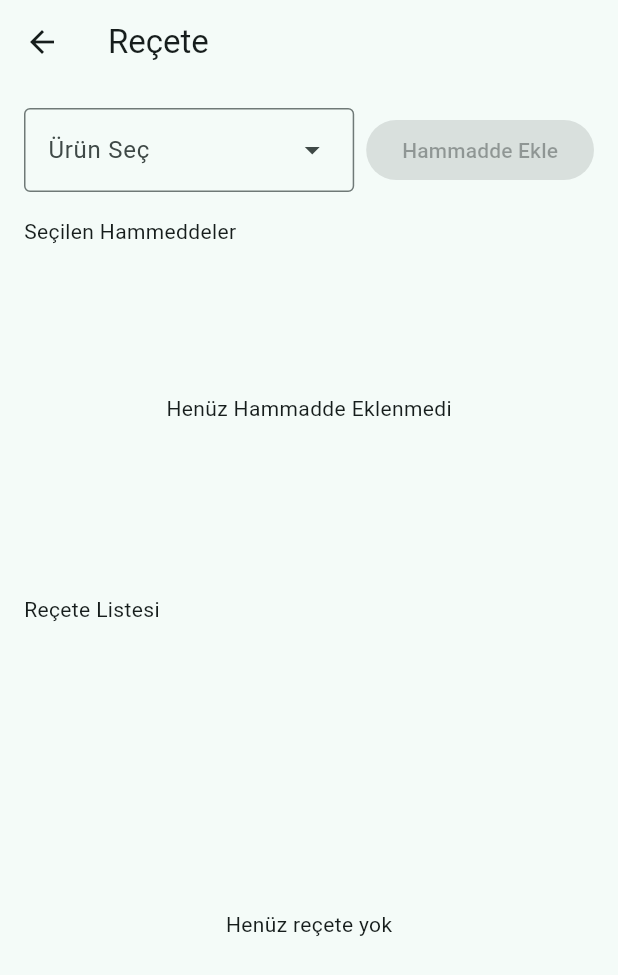
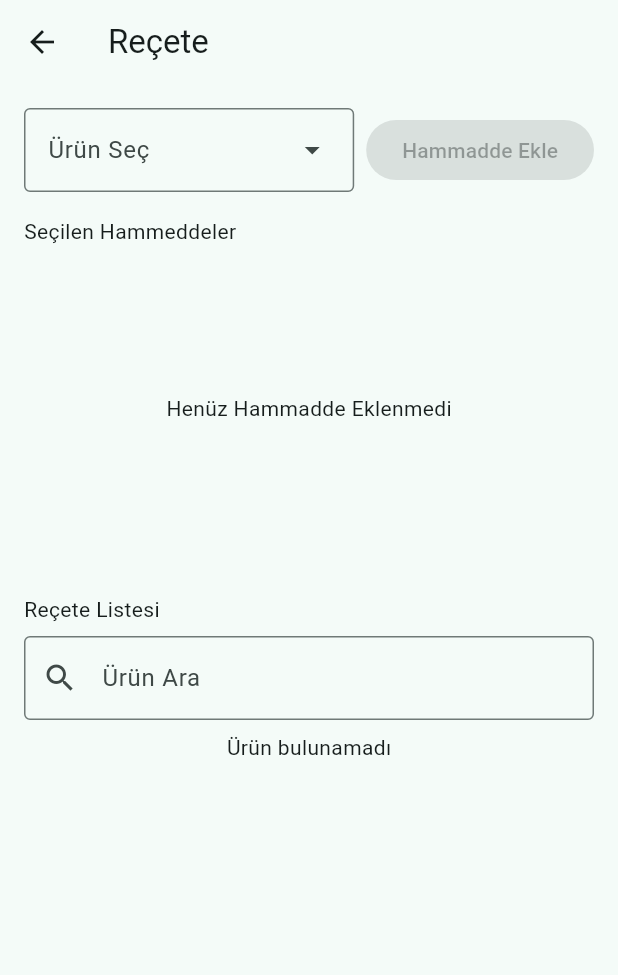
Before and after one commit to YFSCIbrahimYildiz/cost_calculator, a Flutter app: the RecipeScreen screen opened directly, on a phone screen of 412 x 824 dp. Shown: the top 975 px of the screen. Run offline on Flutter 3.47's test engine with Material 3 defaults, Android fonts, the phone set to English and light mode, and no system bars; our stand-ins replace sqflite; accounts and stored records are empty.

Commit message:
Recipe ekrani tamamlandi: filtre/arama + sayfa kaydirma (SingleChildScrollView)

```diff
--- a/lib/screens/recipe_screen.dart
+++ b/lib/screens/recipe_screen.dart
@@ -21,6 +21,8 @@ class _RecipeScreenState extends State<RecipeScreen> {
   List<RawMaterial> materials = [];
   List<RecipeDetails> selectedRecipes = [];
   List<ProductWithRecipes> allRecipes = [];
+  final searchController = TextEditingController();
+  String searchQuery = "";
   @override
   void initState() {
     super.initState();
@@ -40,10 +42,19 @@ class _RecipeScreenState extends State<RecipeScreen> {
 
   @override
   Widget build(BuildContext context) {
+    final filtredRecipes = searchQuery.isEmpty
+        ? allRecipes
+        : allRecipes.where((item) {
+            return item.productName.toLowerCase().contains(
+              searchQuery.toLowerCase(),
+            );
+          }).toList();
     return Scaffold(
+      resizeToAvoidBottomInset: true,
       appBar: AppBar(title: const Text("Reçete")),
       body: Padding(
         padding: const EdgeInsets.all(16),
+        child: SingleChildScrollView(
           child: Column(
             crossAxisAlignment: CrossAxisAlignment.stretch,
             children: [
@@ -105,17 +116,33 @@ class _RecipeScreenState extends State<RecipeScreen> {
               SizedBox(height: 24),
               const Text("Reçete Listesi"),
               const SizedBox(height: 8),
-            Expanded(
-              child: allRecipes.isEmpty
-                  ? const Center(child: Text("Henüz reçete yok"))
+              TextField(
+                controller: searchController,
+                decoration: const InputDecoration(
+                  labelText: "Ürün Ara",
+                  prefixIcon: Icon(Icons.search),
+                  border: OutlineInputBorder(),
+                ),
+                onChanged: (value) {
+                  setState(() {
+                    searchQuery = value;
+                  });
+                },
+              ),
+              const SizedBox(height: 8),
+
+              filtredRecipes.isEmpty
+                  ? const Center(child: Text("Ürün bulunamadı"))
                   : ListView.builder(
-                      itemCount: allRecipes.length,
-                      itemBuilder: (BuildContext context, int index) {
-                        final item = allRecipes[index];
+                      shrinkWrap: true,
+                      physics: const NeverScrollableScrollPhysics(),
+                      itemCount: filtredRecipes.length,
+                      itemBuilder: (context, index) {
+                        final item = filtredRecipes[index];
                         return Card(
                           child: ListTile(
                             title: Text(item.productName),
-                            subtitle: Text("${item.recipes.length} hammadde"),
+                            subtitle: Text("${item.recipes.length} Hammadde"),
                             trailing: IconButton(
                               onPressed: () =>
                                   _deleteProductRecipe(item.productId),
@@ -126,8 +153,8 @@ class _RecipeScreenState extends State<RecipeScreen> {
                         );
                       },
                     ),
+            ],
           ),
-          ],
         ),
       ),
     );
@@ -148,6 +175,7 @@ class _RecipeScreenState extends State<RecipeScreen> {
             top: 16,
             bottom: MediaQuery.of(context).viewInsets.bottom + 16,
           ),
+          child: SingleChildScrollView(
             child: Column(
               mainAxisSize: MainAxisSize.min,
               children: [
@@ -158,6 +186,7 @@ class _RecipeScreenState extends State<RecipeScreen> {
                   hintText: "Hammadde Seç",
                   enableFilter: true,
                   requestFocusOnTap: true,
+                  menuHeight: 200,
                   onSelected: (material) {
                     selectedMaterial = material;
                   },
@@ -235,11 +264,12 @@ class _RecipeScreenState extends State<RecipeScreen> {
 
                     Navigator.pop(context);
                     await _loadRecipes();
-                  setState(() {});
+                    await _loadData();
                   },
                   child: const Text("Kaydet"),
                 ),
               ],
+            ),
           ),
         );
       },
@@ -369,3 +399,25 @@ class _RecipeScreenState extends State<RecipeScreen> {
     );
   }
 }
+// Expanded(
+//               child: allRecipes.isEmpty
+//                   ? const Center(child: Text("Henüz reçete yok"))
+//                   : ListView.builder(
+//                       itemCount: allRecipes.length,
+//                       itemBuilder: (BuildContext context, int index) {
+//                         final item = allRecipes[index];
+//                         return Card(
+//                           child: ListTile(
+//                             title: Text(item.productName),
+//                             subtitle: Text("${item.recipes.length} hammadde"),
+//                             trailing: IconButton(
+//                               onPressed: () =>
+//                                   _deleteProductRecipe(item.productId),
+//                               icon: Icon(Icons.delete),
+//                             ),
+//                             onTap: () => _showRecipeDetailModal(item),
+//                           ),
+//                         );
+//                       },
+//                     ),
+//             ),
```
Lines whose indentation alone changed are shown as unchanged.
